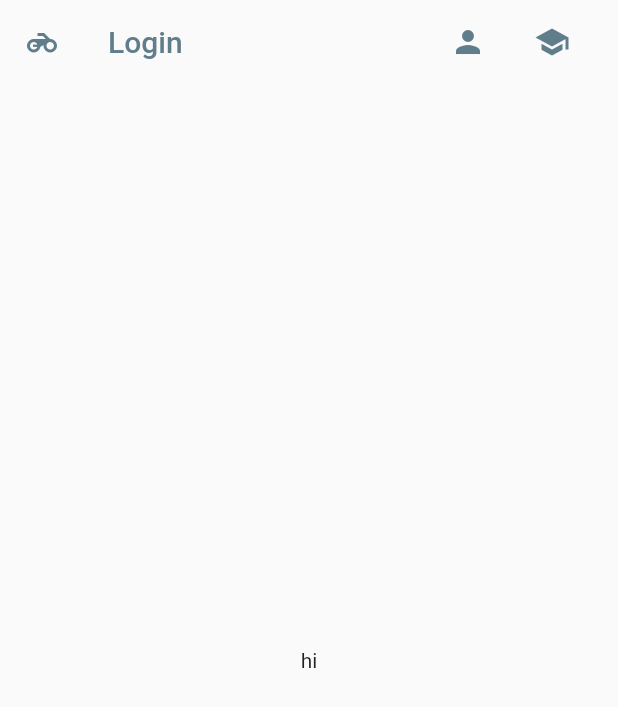
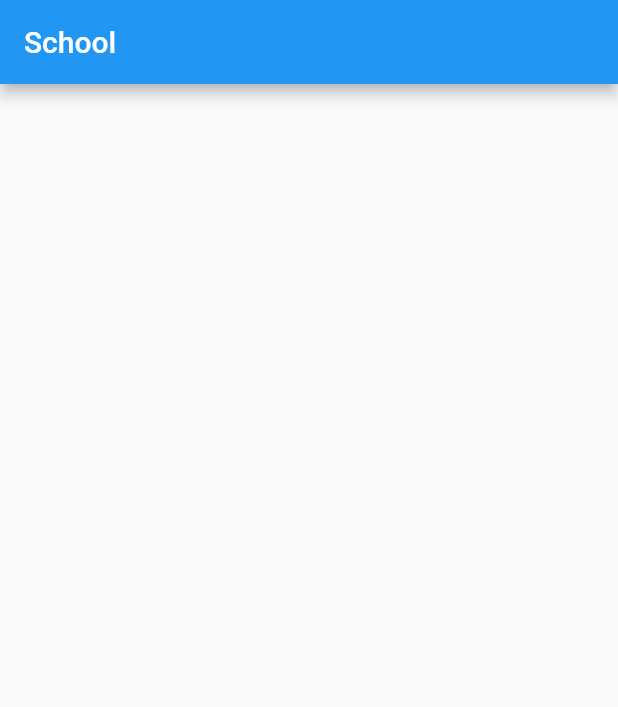
Before and after one commit to gbmahili/Flutter-Login-BLOC, a Flutter app: the screen it shows after launch, after a tap on the "school" icon, on a phone screen of 412 x 824 dp. Shown: the top 707 px of the screen. Run offline on Flutter 3.47's test engine with Material 2 defaults, Android fonts, the phone set to English and light mode, and no system bars.

Commit message:
Added navigation

```diff
--- a/lib/main.dart
+++ b/lib/main.dart
@@ -2,5 +2,5 @@ import 'package:flutter/material.dart';
 import 'package:login_bloc/src/app.dart';
 
 void main() {
-  runApp(App());
+  runApp(MaterialApp(home: App(), debugShowCheckedModeBanner: false,));
 }
--- a/lib/src/app.dart
+++ b/lib/src/app.dart
@@ -1,10 +1,25 @@
 import 'package:flutter/material.dart';
 
 class App extends StatelessWidget {
-  Color black = Colors.blueGrey;
+  final Color black = Colors.blueGrey;
+  @override
+  Widget build(BuildContext context) {
+    return new Home(black: black,);
+  }
+}
+
+class Home extends StatelessWidget {
+  const Home({
+    Key key,
+    @required this.black,
+  }) : super(key: key);
+
+  final Color black;
+
   @override
   Widget build(BuildContext context) {
     return MaterialApp(
+      debugShowMaterialGrid: false,
       title: 'Log Me In',
       home: Scaffold(
         appBar: AppBar(
@@ -33,7 +48,10 @@ class App extends StatelessWidget {
                     color: black,
                     icon: Icon(Icons.school),
                     onPressed: () {
-                      // Navigator.push(context, Navig)
+                      Navigator.push(
+                          context,
+                          MaterialPageRoute(
+                              builder: (BuildContext context) => School()));
                     },
                   ),
                   SizedBox(
@@ -50,3 +68,17 @@ class App extends StatelessWidget {
     );
   }
 }
+
+class School extends StatelessWidget {
+  @override
+  Widget build(BuildContext context) {
+    return MaterialApp(
+      home: Scaffold(
+        appBar: AppBar(
+          title: Text('School'),
+        ),
+      ),
+      debugShowCheckedModeBanner: false,
+    );
+  }
+}
```
